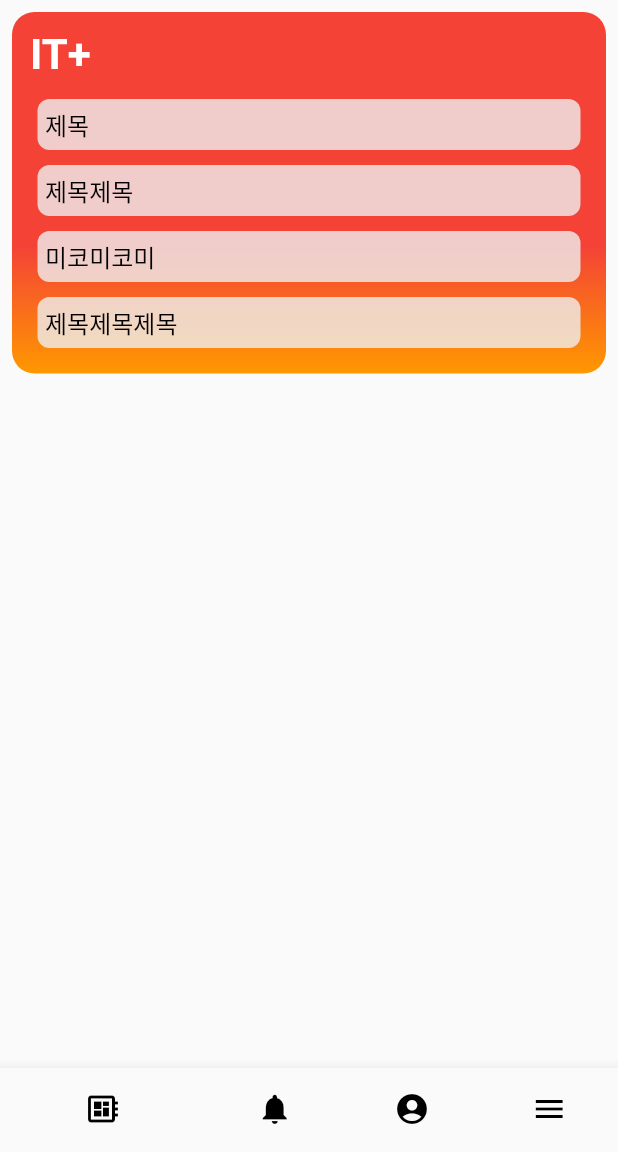
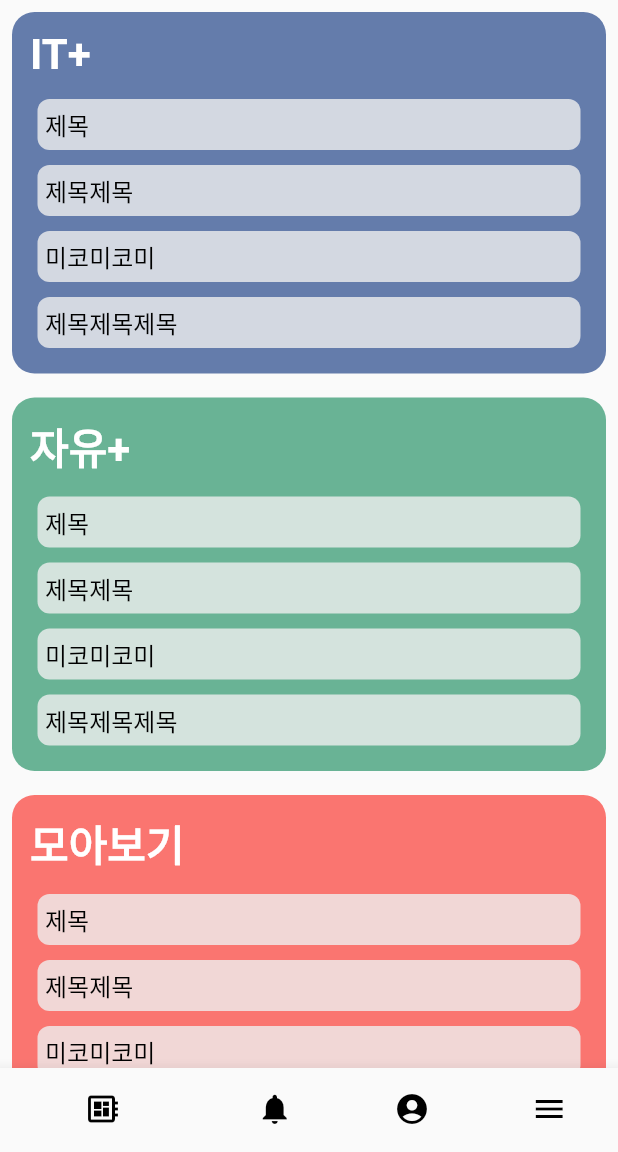
Before and after one commit to editionc18/meeco_app, a Flutter app: the screen it shows after launch, on a phone screen of 412 x 824 dp, the part 84-1236 px from its top. Run offline on Flutter 3.47's test engine with Material 2 defaults, Android fonts, the phone set to English and light mode, and no system bars; our stand-ins replace bloc, equatable, flutter_bloc.

Commit message:
BoardPage 추가

```diff
--- /dev/null
+++ b/lib/presentation/pages/board_page.dart
@@ -0,0 +1,39 @@
+import 'package:flutter/material.dart';
+import 'package:meeco_app/presentation/widgets/main_box.dart';
+
+class BoardPage extends StatefulWidget {
+  @override
+  _BoardPageState createState() => _BoardPageState();
+}
+
+class _BoardPageState extends State<BoardPage> {
+  @override
+  Widget build(BuildContext context) {
+    return ListView(
+      shrinkWrap: true,
+      children: [
+        MainBox(
+          title: 'IT+',
+          colors: [
+            Color(0xff647cab),
+            Color(0xff647cab),
+          ],
+        ),
+        MainBox(
+          title: '자유+',
+          colors: [
+            Color(0xff69b395),
+            Color(0xff69b395),
+          ],
+        ),
+        MainBox(
+          title: '모아보기',
+          colors: [
+            Color(0xfffa7570),
+            Color(0xfffa7570),
+          ],
+        ),
+      ],
+    );
+  }
+}
--- a/lib/presentation/pages/main_page.dart
+++ b/lib/presentation/pages/main_page.dart
@@ -4,6 +4,7 @@ import 'package:flutter_bloc/flutter_bloc.dart';
 import 'package:meeco_app/presentation/bloc/tabs/tabs.dart';
 import 'package:meeco_app/presentation/bloc/tabs/tabs_event.dart';
 import 'package:meeco_app/presentation/bloc/tabs/tabs_bloc.dart';
+import 'package:meeco_app/presentation/pages/board_page.dart';
 
 import 'package:meeco_app/presentation/widgets/main_box.dart';
 
@@ -30,7 +31,7 @@ class _MainPageState extends State<MainPage> {
           centerTitle: true,
         ),
         body: activeTab == Tabs.boards
-            ? MainBox(title: 'IT+')
+            ? BoardPage()
             : activeTab == Tabs.notis
                 ? MainBox(title: 'dddd')
                 : activeTab == Tabs.userInfo
```
